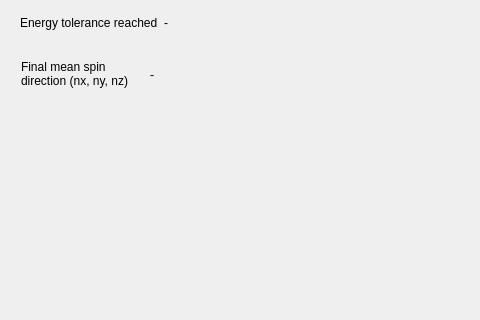
Above: FaustSpin/UrFaustGUI_TEST_1/system_results_dialog.ui from MadComputationalPhys2003/Progect_Gonchar before the change; both pictures show x 0 to 480 and y 127 to 447 of the 880 by 584 pixel window. Below: the same form after it.
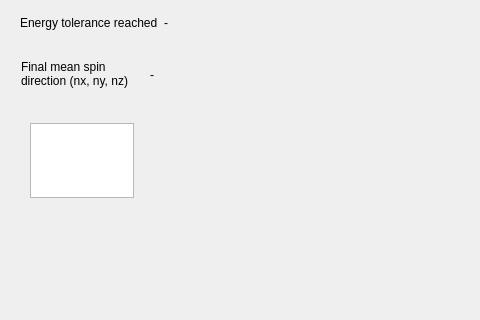
That is the form after the change.

What changed in the file:
```diff
--- a/FaustSpin/UrFaustGUI_TEST_1/system_results_dialog.ui
+++ b/FaustSpin/UrFaustGUI_TEST_1/system_results_dialog.ui
@@ -95,7 +95,7 @@
     </item>
    </layout>
   </widget>
-  <widget class="QWidget" name="">
+  <widget class="QWidget" name="layoutWidget">
    <property name="geometry">
     <rect>
      <x>21</x>
@@ -127,6 +127,22 @@
     </item>
    </layout>
   </widget>
+  <widget class="QPlainTextEdit" name="exchangeIntegralPlainTextEdit">
+   <property name="geometry">
+    <rect>
+     <x>30</x>
+     <y>250</y>
+     <width>104</width>
+     <height>75</height>
+    </rect>
+   </property>
+   <property name="lineWrapMode">
+    <enum>QPlainTextEdit::LineWrapMode::NoWrap</enum>
+   </property>
+   <property name="readOnly">
+    <bool>true</bool>
+   </property>
+  </widget>
  </widget>
  <resources/>
  <connections/>
```
